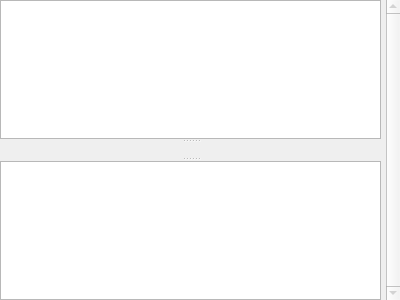
Old version of the form editor/ui/TUview.ui in the repository cc-archive/pootle.
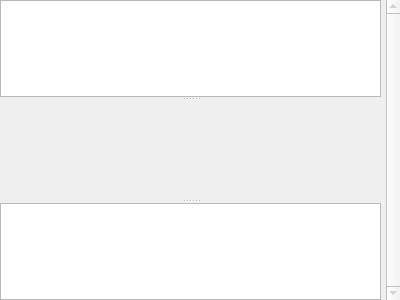
New version of the form. Icons and pictures are not drawn.

Commit message: changed from lblComment to use txtComment

What changed in the file:
```diff
--- a/editor/ui/TUview.ui
+++ b/editor/ui/TUview.ui
@@ -70,19 +70,283 @@
        <number>79</number>
       </property>
      </widget>
-     <widget class="QLabel" name="lblComment" >
-      <property name="text" >
-       <string/>
+     <widget class="QTextEdit" name="txtComment" >
+      <property name="enabled" >
+       <bool>false</bool>
       </property>
-      <property name="textFormat" >
-       <enum>Qt::PlainText</enum>
+      <property name="palette" >
+       <palette>
+        <active>
+         <color>
+          <red>0</red>
+          <green>0</green>
+          <blue>0</blue>
+         </color>
+         <color>
+          <red>221</red>
+          <green>223</green>
+          <blue>228</blue>
+         </color>
+         <color>
+          <red>255</red>
+          <green>255</green>
+          <blue>255</blue>
+         </color>
+         <color>
+          <red>255</red>
+          <green>255</green>
+          <blue>255</blue>
+         </color>
+         <color>
+          <red>85</red>
+          <green>85</green>
+          <blue>85</blue>
+         </color>
+         <color>
+          <red>199</red>
+          <green>199</green>
+          <blue>199</blue>
+         </color>
+         <color>
+          <red>255</red>
+          <green>0</green>
+          <blue>0</blue>
+         </color>
+         <color>
+          <red>255</red>
+          <green>255</green>
+          <blue>255</blue>
+         </color>
+         <color>
+          <red>0</red>
+          <green>0</green>
+          <blue>0</blue>
+         </color>
+         <color>
+          <red>255</red>
+          <green>255</green>
+          <blue>255</blue>
+         </color>
+         <color>
+          <red>239</red>
+          <green>239</green>
+          <blue>239</blue>
+         </color>
+         <color>
+          <red>0</red>
+          <green>0</green>
+          <blue>0</blue>
+         </color>
+         <color>
+          <red>103</red>
+          <green>141</green>
+          <blue>178</blue>
+         </color>
+         <color>
+          <red>255</red>
+          <green>255</green>
+          <blue>255</blue>
+         </color>
+         <color>
+          <red>0</red>
+          <green>0</green>
+          <blue>238</blue>
+         </color>
+         <color>
+          <red>82</red>
+          <green>24</green>
+          <blue>139</blue>
+         </color>
+         <color>
+          <red>232</red>
+          <green>232</green>
+          <blue>232</blue>
+         </color>
+        </active>
+        <inactive>
+         <color>
+          <red>0</red>
+          <green>0</green>
+          <blue>0</blue>
+         </color>
+         <color>
+          <red>221</red>
+          <green>223</green>
+          <blue>228</blue>
+         </color>
+         <color>
+          <red>255</red>
+          <green>255</green>
+          <blue>255</blue>
+         </color>
+         <color>
+          <red>255</red>
+          <green>255</green>
+          <blue>255</blue>
+         </color>
+         <color>
+          <red>85</red>
+          <green>85</green>
+          <blue>85</blue>
+         </color>
+         <color>
+          <red>199</red>
+          <green>199</green>
+          <blue>199</blue>
+         </color>
+         <color>
+          <red>255</red>
+          <green>0</green>
+          <blue>0</blue>
+         </color>
+         <color>
+          <red>255</red>
+          <green>255</green>
+          <blue>255</blue>
+         </color>
+         <color>
+          <red>0</red>
+          <green>0</green>
+          <blue>0</blue>
+         </color>
+         <color>
+          <red>255</red>
+          <green>255</green>
+          <blue>255</blue>
+         </color>
+         <color>
+          <red>239</red>
+          <green>239</green>
+          <blue>239</blue>
+         </color>
+         <color>
+          <red>0</red>
+          <green>0</green>
+          <blue>0</blue>
+         </color>
+         <color>
+          <red>103</red>
+          <green>141</green>
+          <blue>178</blue>
+         </color>
+         <color>
+          <red>255</red>
+          <green>255</green>
+          <blue>255</blue>
+         </color>
+         <color>
+          <red>0</red>
+          <green>0</green>
+          <blue>238</blue>
+         </color>
+         <color>
+          <red>82</red>
+          <green>24</green>
+          <blue>139</blue>
+         </color>
+         <color>
+          <red>232</red>
+          <green>232</green>
+          <blue>232</blue>
+         </color>
+        </inactive>
+        <disabled>
+         <color>
+          <red>128</red>
+          <green>128</green>
+          <blue>128</blue>
+         </color>
+         <color>
+          <red>221</red>
+          <green>223</green>
+          <blue>228</blue>
+         </color>
+         <color>
+          <red>255</red>
+          <green>255</green>
+          <blue>255</blue>
+         </color>
+         <color>
+          <red>255</red>
+          <green>255</green>
+          <blue>255</blue>
+         </color>
+         <color>
+          <red>85</red>
+          <green>85</green>
+          <blue>85</blue>
+         </color>
+         <color>
+          <red>199</red>
+          <green>199</green>
+          <blue>199</blue>
+         </color>
+         <color>
+          <red>255</red>
+          <green>0</green>
+          <blue>0</blue>
+         </color>
+         <color>
+          <red>255</red>
+          <green>255</green>
+          <blue>255</blue>
+         </color>
+         <color>
+          <red>128</red>
+          <green>128</green>
+          <blue>128</blue>
+         </color>
+         <color>
+          <red>239</red>
+          <green>239</green>
+          <blue>239</blue>
+         </color>
+         <color>
+          <red>239</red>
+          <green>239</green>
+          <blue>239</blue>
+         </color>
+         <color>
+          <red>0</red>
+          <green>0</green>
+          <blue>0</blue>
+         </color>
+         <color>
+          <red>86</red>
+          <green>117</green>
+          <blue>148</blue>
+         </color>
+         <color>
+          <red>255</red>
+          <green>255</green>
+          <blue>255</blue>
+         </color>
+         <color>
+          <red>0</red>
+          <green>0</green>
+          <blue>238</blue>
+         </color>
+         <color>
+          <red>82</red>
+          <green>24</green>
+          <blue>139</blue>
+         </color>
+         <color>
+          <red>232</red>
+          <green>232</green>
+          <blue>232</blue>
+         </color>
+        </disabled>
+       </palette>
       </property>
-     </widget>
-     <widget class="QTextEdit" name="txtTarget" >
       <property name="contextMenuPolicy" >
        <enum>Qt::DefaultContextMenu</enum>
       </property>
+      <property name="frameShape" >
+       <enum>QFrame::NoFrame</enum>
+      </property>
      </widget>
+     <widget class="QTextEdit" name="txtTarget" />
     </widget>
    </item>
    <item>
```
Left out of the diff: 6 changed lines with no effect on the pictures. The commit also changes 1 other file.
